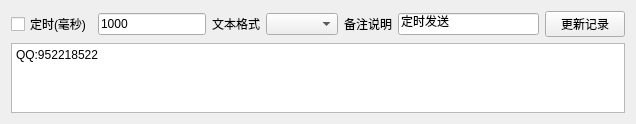
First picture: the form in src/pages/page/other/timingsent/SAKOtherTimingSentItem.ui, repository x-tools-author/x-tools, before the edit.
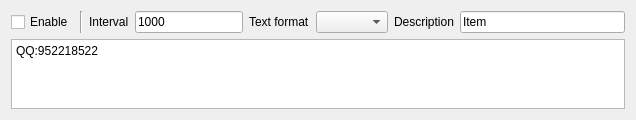
Second picture: the form after the edit.

```diff
--- a/src/pages/page/other/timingsent/SAKOtherTimingSentItem.ui
+++ b/src/pages/page/other/timingsent/SAKOtherTimingSentItem.ui
@@ -7,68 +7,38 @@
     <x>0</x>
     <y>0</y>
     <width>636</width>
-    <height>117</height>
+    <height>114</height>
    </rect>
   </property>
   <property name="windowTitle">
    <string>定时发送</string>
   </property>
   <layout class="QGridLayout" name="gridLayout">
-   <item row="0" column="4">
-    <widget class="QLabel" name="label_2">
-     <property name="text">
-      <string>备注说明</string>
-     </property>
-    </widget>
-   </item>
-   <item row="0" column="2">
-    <widget class="QLabel" name="label">
-     <property name="text">
-      <string>文本格式</string>
-     </property>
-    </widget>
-   </item>
-   <item row="0" column="3">
-    <widget class="QComboBox" name="textFormatComboBox"/>
-   </item>
    <item row="0" column="5">
+    <widget class="QComboBox" name="textFormatComboBox"/>
+   </item>
+   <item row="0" column="7">
     <widget class="QLineEdit" name="descriptionLineEdit">
      <property name="text">
-      <string>定时发送</string>
-     </property>
-    </widget>
-   </item>
-   <item row="0" column="0">
-    <widget class="QCheckBox" name="timingCheckBox">
-     <property name="text">
-      <string>定时(毫秒)</string>
-     </property>
-    </widget>
-   </item>
-   <item row="0" column="1">
-    <widget class="QLineEdit" name="timingTimeLineEdit">
-     <property name="sizePolicy">
-      <sizepolicy hsizetype="Preferred" vsizetype="Fixed">
-       <horstretch>0</horstretch>
-       <verstretch>0</verstretch>
-      </sizepolicy>
-     </property>
-     <property name="text">
-      <string>1000</string>
+      <string notr="true">Item</string>
      </property>
     </widget>
    </item>
    <item row="0" column="6">
-    <widget class="QPushButton" name="updatePushButton">
-     <property name="toolTip">
-      <string>更新数据库中相应的数据记录</string>
+    <widget class="QLabel" name="label_2">
+     <property name="text">
+      <string>Description</string>
      </property>
+    </widget>
+   </item>
+   <item row="0" column="0">
+    <widget class="QCheckBox" name="enableCheckBox">
      <property name="text">
-      <string>更新记录</string>
+      <string>Enable</string>
      </property>
     </widget>
    </item>
-   <item row="1" column="0" colspan="7">
+   <item row="1" column="0" colspan="8">
     <widget class="QTextEdit" name="inputDataTextEdit">
      <property name="maximumSize">
       <size>
@@ -88,6 +58,40 @@
      </property>
     </widget>
    </item>
+   <item row="0" column="2">
+    <widget class="QLabel" name="label_3">
+     <property name="text">
+      <string>Interval</string>
+     </property>
+    </widget>
+   </item>
+   <item row="0" column="3">
+    <widget class="QLineEdit" name="intervalLineEdit">
+     <property name="sizePolicy">
+      <sizepolicy hsizetype="Preferred" vsizetype="Fixed">
+       <horstretch>0</horstretch>
+       <verstretch>0</verstretch>
+      </sizepolicy>
+     </property>
+     <property name="text">
+      <string>1000</string>
+     </property>
+    </widget>
+   </item>
+   <item row="0" column="4">
+    <widget class="QLabel" name="label">
+     <property name="text">
+      <string>Text format</string>
+     </property>
+    </widget>
+   </item>
+   <item row="0" column="1">
+    <widget class="Line" name="line">
+     <property name="orientation">
+      <enum>Qt::Vertical</enum>
+     </property>
+    </widget>
+   </item>
   </layout>
  </widget>
  <resources/>
```
Left out of the diff: 4 changed lines with no effect on the pictures.
